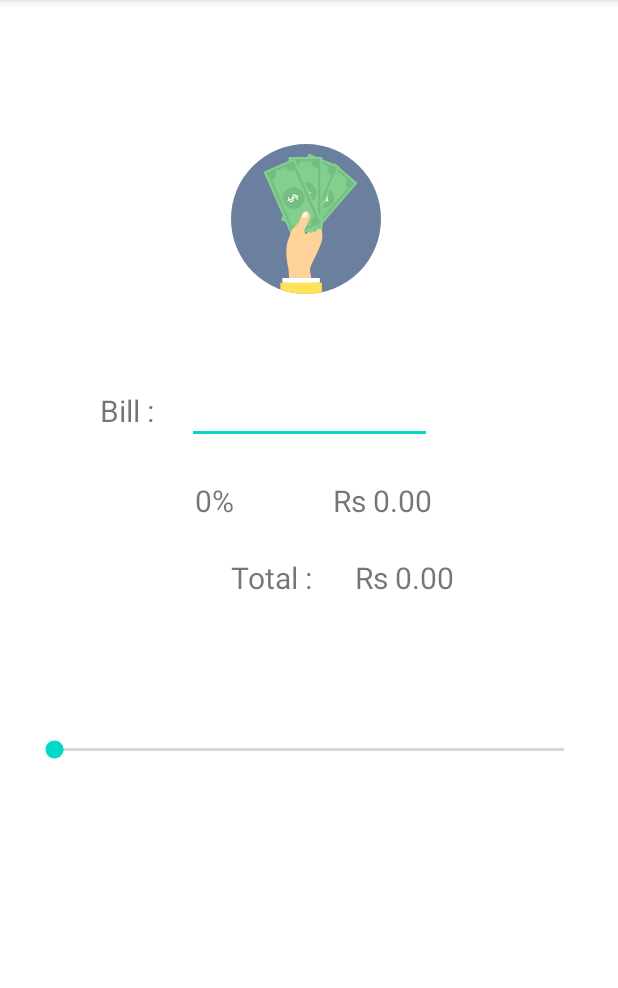
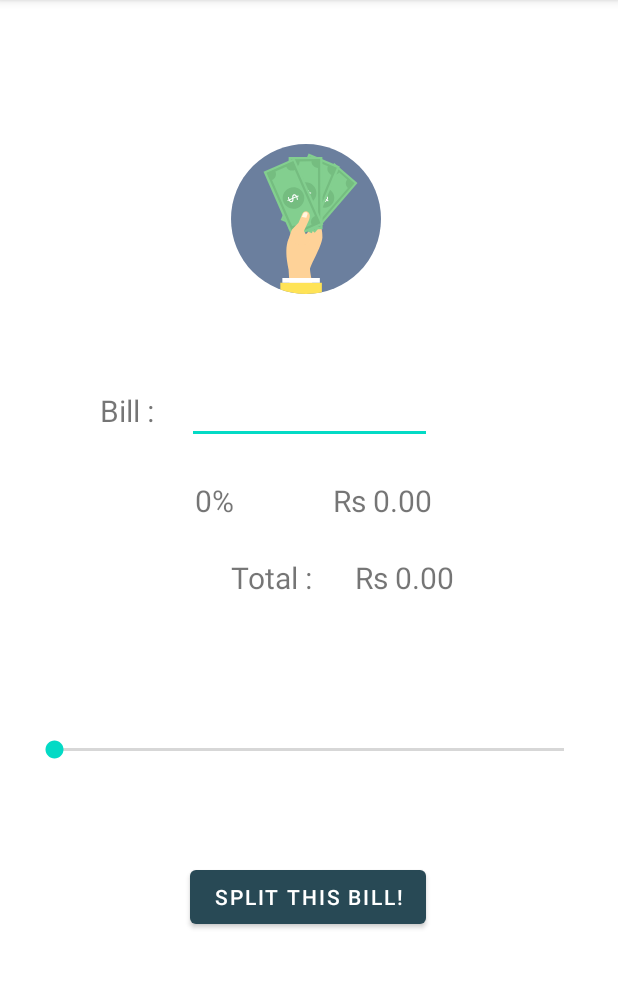
Before and after one commit to AnjumanHasan/KotlinProjects, an Android app: the screen it shows after launch (MainActivity), on a phone screen of 412 x 824 dp, the part 84-1072 px from its top. Run offline under Robolectric (Android 15) with nearby library versions, the phone set to English and light mode, and no system bars.

Commit message:
Adding split option

```diff
--- a/TipCalculator/app/src/main/res/layout/activity_main.xml
+++ b/TipCalculator/app/src/main/res/layout/activity_main.xml
@@ -129,4 +129,17 @@
         app:layout_constraintEnd_toEndOf="parent"
         app:layout_constraintStart_toStartOf="parent"
         app:layout_constraintTop_toBottomOf="@+id/totalValue" />
+
+    <Button
+        android:layout_width="wrap_content"
+        android:layout_height="wrap_content"
+
+        android:text="Split this Bill!"
+
+        app:layout_constraintBottom_toBottomOf="parent"
+        app:layout_constraintEnd_toEndOf="parent"
+        app:layout_constraintHorizontal_bias="0.498"
+        app:layout_constraintStart_toStartOf="parent"
+        app:layout_constraintTop_toBottomOf="@+id/seekBar"
+        app:layout_constraintVertical_bias="0.308" />
 </androidx.constraintlayout.widget.ConstraintLayout>
```
